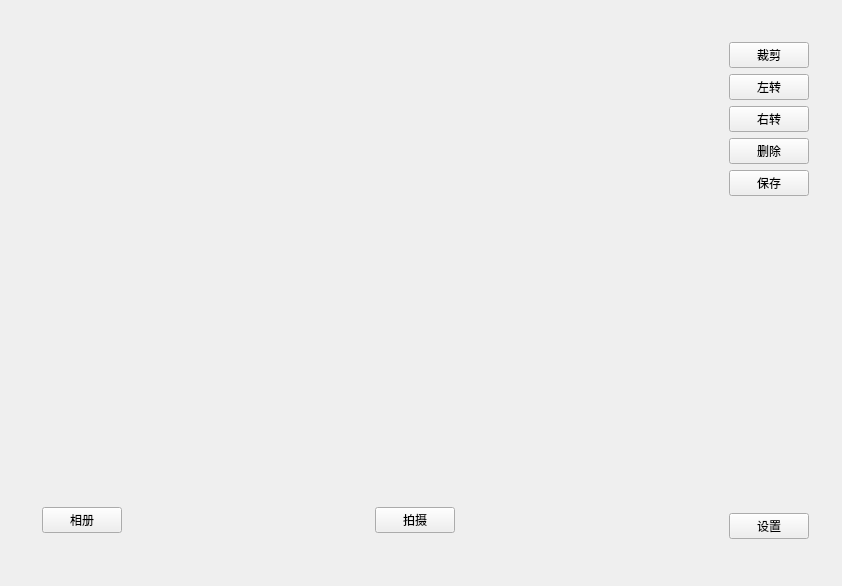
This is MyCamera.ui in wgc8/demo-camera as Qt 5 draws it before an edit. The edited form follows.
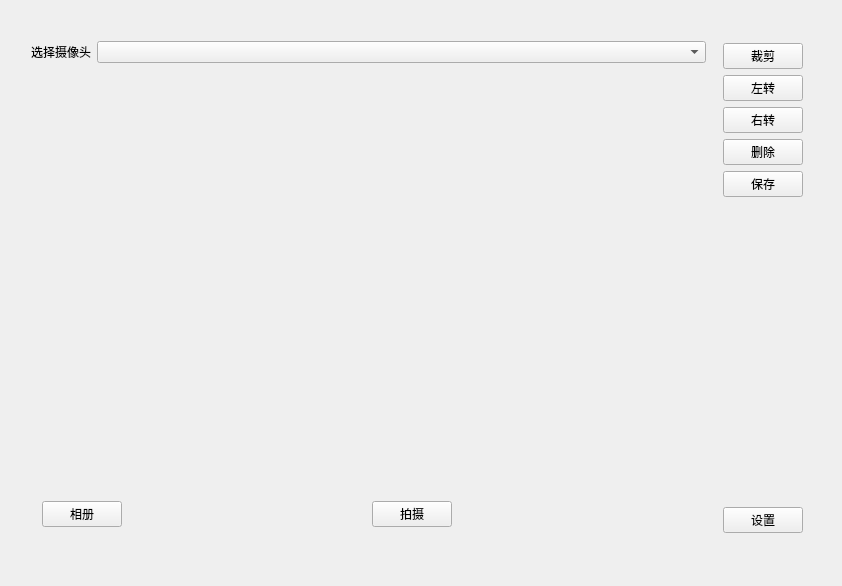
This is the edited form.

Commit message: realize InitCamera

```diff
--- a/MyCamera.ui
+++ b/MyCamera.ui
@@ -19,17 +19,76 @@
   <property name="windowTitle">
    <string>MyCamera</string>
   </property>
-  <widget class="QWidget" name="">
+  <widget class="QWidget" name="layoutWidget">
    <property name="geometry">
     <rect>
      <x>20</x>
-     <y>20</y>
-     <width>811</width>
-     <height>541</height>
+     <y>21</y>
+     <width>805</width>
+     <height>560</height>
     </rect>
    </property>
-   <layout class="QGridLayout" name="gridLayout_2">
-    <item row="0" column="1" rowspan="2">
+   <layout class="QGridLayout" name="mainGridLayout">
+    <item row="3" column="0" colspan="2">
+     <widget class="QLabel" name="label">
+      <property name="text">
+       <string/>
+      </property>
+     </widget>
+    </item>
+    <item row="2" column="0">
+     <widget class="QWidget" name="widget_2" native="true">
+      <property name="maximumSize">
+       <size>
+        <width>16777215</width>
+        <height>60</height>
+       </size>
+      </property>
+      <layout class="QGridLayout" name="gridLayout">
+       <item row="0" column="1">
+        <spacer name="horizontalSpacer">
+         <property name="orientation">
+          <enum>Qt::Horizontal</enum>
+         </property>
+         <property name="sizeHint" stdset="0">
+          <size>
+           <width>226</width>
+           <height>20</height>
+          </size>
+         </property>
+        </spacer>
+       </item>
+       <item row="0" column="2">
+        <widget class="QPushButton" name="btnCapture">
+         <property name="text">
+          <string>拍摄</string>
+         </property>
+        </widget>
+       </item>
+       <item row="0" column="3">
+        <spacer name="horizontalSpacer_2">
+         <property name="orientation">
+          <enum>Qt::Horizontal</enum>
+         </property>
+         <property name="sizeHint" stdset="0">
+          <size>
+           <width>226</width>
+           <height>20</height>
+          </size>
+         </property>
+        </spacer>
+       </item>
+       <item row="0" column="0">
+        <widget class="QPushButton" name="btnPhotos">
+         <property name="text">
+          <string>相册</string>
+         </property>
+        </widget>
+       </item>
+      </layout>
+     </widget>
+    </item>
+    <item row="0" column="1" rowspan="3">
      <widget class="QWidget" name="widget_3" native="true">
       <layout class="QVBoxLayout" name="verticalLayout">
        <item>
@@ -90,60 +149,66 @@
       </layout>
      </widget>
     </item>
-    <item row="1" column="0">
-     <widget class="QWidget" name="widget_2" native="true">
-      <property name="maximumSize">
-       <size>
-        <width>16777215</width>
-        <height>60</height>
-       </size>
-      </property>
-      <layout class="QGridLayout" name="gridLayout">
-       <item row="0" column="3">
-        <spacer name="horizontalSpacer_2">
-         <property name="orientation">
-          <enum>Qt::Horizontal</enum>
-         </property>
-         <property name="sizeHint" stdset="0">
-          <size>
-           <width>226</width>
-           <height>20</height>
-          </size>
-         </property>
-        </spacer>
-       </item>
-       <item row="0" column="0">
-        <widget class="QPushButton" name="btnPhotos">
-         <property name="text">
-          <string>相册</string>
-         </property>
-        </widget>
-       </item>
-       <item row="0" column="1">
-        <spacer name="horizontalSpacer">
-         <property name="orientation">
-          <enum>Qt::Horizontal</enum>
-         </property>
-         <property name="sizeHint" stdset="0">
-          <size>
-           <width>226</width>
-           <height>20</height>
-          </size>
-         </property>
-        </spacer>
-       </item>
-       <item row="0" column="2">
-        <widget class="QPushButton" name="btnTakePho">
-         <property name="text">
-          <string>拍摄</string>
-         </property>
-        </widget>
-       </item>
-      </layout>
-     </widget>
-    </item>
     <item row="0" column="0">
-     <widget class="QWidget" name="widget" native="true"/>
+     <widget class="QWidget" name="widget_4" native="true">
+      <property name="maximumSize">
+       <size>
+        <width>16777215</width>
+        <height>40</height>
+       </size>
+      </property>
+      <layout class="QHBoxLayout" name="horizontalLayout" stretch="1">
+       <property name="leftMargin">
+        <number>0</number>
+       </property>
+       <property name="topMargin">
+        <number>0</number>
+       </property>
+       <property name="rightMargin">
+        <number>0</number>
+       </property>
+       <property name="bottomMargin">
+        <number>0</number>
+       </property>
+       <item>
+        <widget class="QWidget" name="widget_5" native="true">
+         <layout class="QHBoxLayout" name="horizontalLayout_2">
+          <property name="leftMargin">
+           <number>0</number>
+          </property>
+          <property name="topMargin">
+           <number>0</number>
+          </property>
+          <property name="rightMargin">
+           <number>0</number>
+          </property>
+          <property name="bottomMargin">
+           <number>0</number>
+          </property>
+          <item>
+           <widget class="QLabel" name="label_2">
+            <property name="sizePolicy">
+             <sizepolicy hsizetype="Fixed" vsizetype="Preferred">
+              <horstretch>0</horstretch>
+              <verstretch>0</verstretch>
+             </sizepolicy>
+            </property>
+            <property name="text">
+             <string>选择摄像头</string>
+            </property>
+           </widget>
+          </item>
+          <item>
+           <widget class="QComboBox" name="cBoxCameras"/>
+          </item>
+         </layout>
+        </widget>
+       </item>
+      </layout>
+     </widget>
+    </item>
+    <item row="1" column="0">
+     <layout class="QVBoxLayout" name="DisplayLayout"/>
     </item>
    </layout>
   </widget>
```
Left out of the diff: 12 changed lines with no effect on the pictures. The commit also changes 7 other files.
